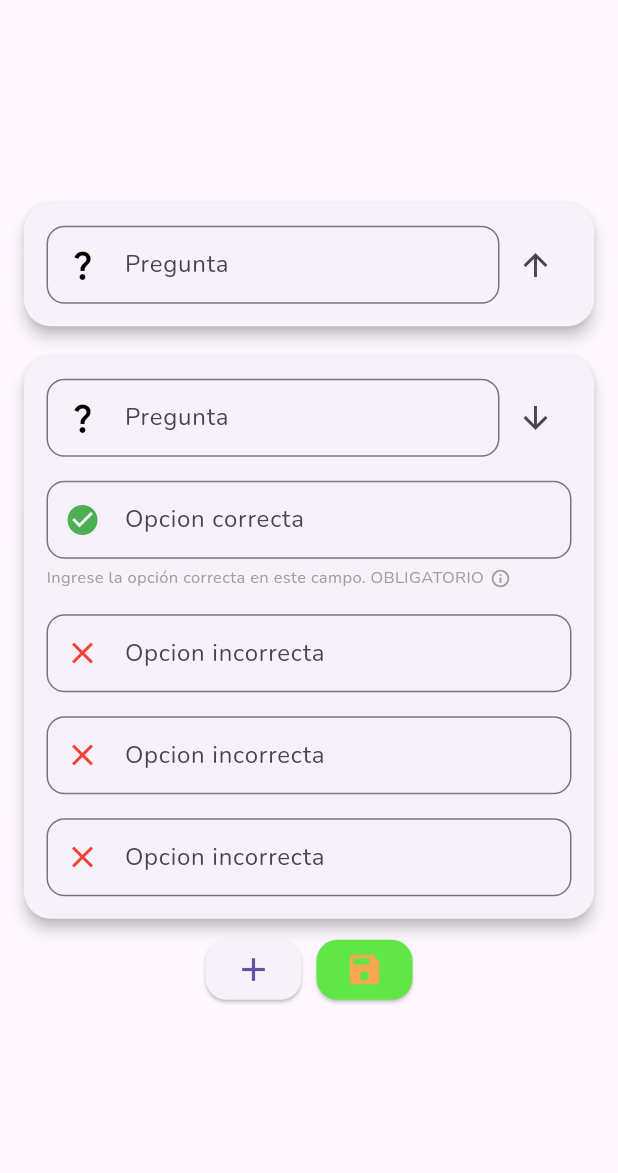
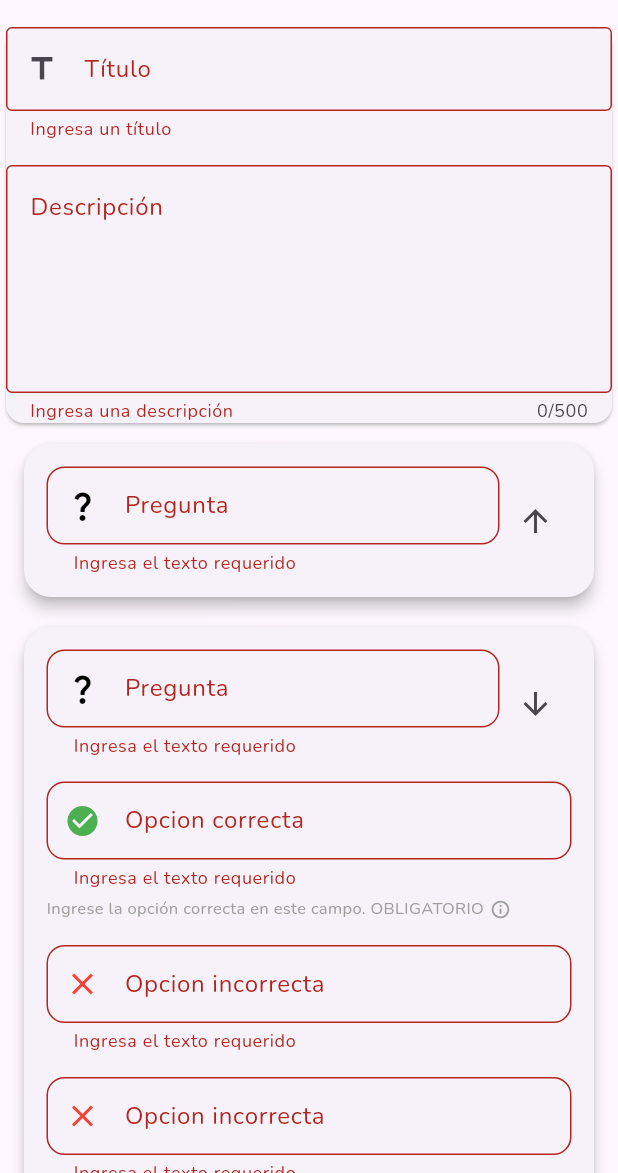
Before and after one commit to JDjuxx/FlutterApps, a Flutter app: the AddQuizScreen screen opened directly, after a tap on the "add" icon, after a tap on the "arrow downward" icon, after a tap on the "save" icon, on a phone screen of 412 x 824 dp, the part 63-1236 px from its top. Run offline on Flutter 3.47's test engine with Material 3 defaults, Android fonts, the light colour scheme and no system bars; our stand-ins replace cloud_firestore, firebase_auth, firebase_core, firebase_storage, flutter_riverpod, google_fonts and 5 more; accounts and stored records are empty.

Commit message:
Funcionalidad Crear Quiz finalizada. Ahora se pueden crear Quizzes con número de preguntas infinito. Validación de campos y modificadores visuales

```diff
--- a/quiz_app_v2/lib/screens/addQuizScreen.dart
+++ b/quiz_app_v2/lib/screens/addQuizScreen.dart
@@ -1,5 +1,7 @@
 import 'package:flutter/material.dart';
 import 'package:quiz_app_v2/models/question_input.dart';
+import 'package:quiz_app_v2/models/quiz.dart';
+import 'package:quiz_app_v2/models/quiz_question.dart';
 import 'package:quiz_app_v2/widgets/question_block.dart';
 
 class AddQuizScreen extends StatefulWidget {
@@ -13,12 +15,16 @@ class AddQuizScreen extends StatefulWidget {
 
 class _AddQuizScreenState extends State<AddQuizScreen> {
   final _formKey = GlobalKey<FormState>();
+  final TextEditingController titleController = TextEditingController();
+  final TextEditingController descriptionController = TextEditingController();
+
   late List<QuestionInput> questionsBlocks;
 
-  void addQuestionBlock() {
-    setState(() {
-      questionsBlocks.add(QuestionInput());
-    });
+  @override
+  void dispose() {
+    titleController.dispose();
+    descriptionController.dispose();
+    super.dispose();
   }
 
   @override
@@ -29,11 +35,41 @@ class _AddQuizScreenState extends State<AddQuizScreen> {
     ];
   }
 
+  void addQuestionBlock() {
+    setState(() {
+      questionsBlocks.add(QuestionInput());
+    });
+  }
+
   void removeQuestionBlock(int index) {
     setState(() {
       questionsBlocks[index].dispose();
       questionsBlocks.removeAt(index);
     });
+  }
+
+  void saveFrom() {
+    final bool isFormValid = _formKey.currentState!.validate();
+
+    if (!isFormValid) {
+      return;
+    }
+
+    List<QuizQuestion> quizQuestions = questionsBlocks.map((input) {
+      return QuizQuestion(
+        input.questionController.text.trim(),
+        [
+          input.correctAnswerController.text.trim(),
+          input.option2Controller.text.trim(),
+          input.option3Controller.text.trim(),
+          input.option4Controller.text.trim(),
+        ],
+      );
+    }).toList();
+
+    Quiz newQuiz = Quiz(titleController.text.trim(), quizQuestions);
+
+    Navigator.pop<Quiz>(context, newQuiz);
   }
 
   @override
@@ -44,16 +80,87 @@ class _AddQuizScreenState extends State<AddQuizScreen> {
       ),
       body: Center(
         child: SingleChildScrollView(
+          child: Form(
+            key: _formKey,
             child: Column(
               children: [
+                Card(
+                  child: Column(
+                    children: [
+                      TextFormField(
+                        controller: titleController,
+                        decoration: const InputDecoration(
+                          labelText: 'Título',
+                          hintText: 'Ejemplo: Preguntas de historia',
+                          prefixIcon: Icon(Icons.title),
+                          border: OutlineInputBorder(),
+                        ),
+                        textInputAction: TextInputAction.next,
+                        validator: (value) {
+                          if (value == null || value.trim().isEmpty) {
+                            return 'Ingresa un título';
+                          }
+
+                          if (value.trim().length < 3) {
+                            return 'El título debe tener al menos 3 caracteres';
+                          }
+
+                          return null;
+                        },
+                      ),
+                      const SizedBox(height: 16),
+                      TextFormField(
+                        controller: descriptionController,
+                        minLines: 5,
+                        maxLines: 8,
+                        maxLength: 500,
+                        keyboardType: TextInputType.multiline,
+                        textInputAction: TextInputAction.newline,
+                        textAlignVertical: TextAlignVertical.top,
+                        decoration: const InputDecoration(
+                          labelText: 'Descripción',
+                          hintText:
+                              'Escribe una descripción del cuestionario...',
+                          alignLabelWithHint: true,
+                          border: OutlineInputBorder(),
+                        ),
+                        validator: (value) {
+                          if (value == null || value.trim().isEmpty) {
+                            return 'Ingresa una descripción';
+                          }
+
+                          if (value.trim().length < 10) {
+                            return 'La descripción debe tener al menos 10 caracteres';
+                          }
+
+                          return null;
+                        },
+                      ),
+                    ],
+                  ),
+                ),
                 //SizedBox(height: 20),
                 ListView.builder(
                   shrinkWrap: true,
                   physics: const NeverScrollableScrollPhysics(),
                   itemCount: questionsBlocks.length,
-                itemBuilder: (context, index) {
-                  return QuestionBlock(question: questionsBlocks[index]);
+                  itemBuilder: (context, index) => Dismissible(
+                    key: ValueKey(questionsBlocks[index]),
+                    background: Container(
+                      color: Colors.redAccent,
+                      margin: EdgeInsets.symmetric(
+                        horizontal: 16,
+                        //vertical: Theme.of(context).cardTheme.margin!.vertical,
+                        vertical: 8,
+                      ),
+                    ),
+                    child: QuestionBlock(
+                      question: questionsBlocks[index],
+                    ),
+                    onDismissed: (direction) {
+                      removeQuestionBlock(index);
                     },
+                  ),
                 ),
                 //SizedBox(height: 20),
                 Row(
@@ -76,7 +183,7 @@ class _AddQuizScreenState extends State<AddQuizScreen> {
                       width: 10,
                     ),
                     ElevatedButton(
-                    onPressed: () {},
+                      onPressed: saveFrom,
                       style: ElevatedButton.styleFrom(
                         padding: EdgeInsets.zero,
                         shape: RoundedRectangleBorder(
@@ -96,6 +203,7 @@ class _AddQuizScreenState extends State<AddQuizScreen> {
             ),
           ),
         ),
+      ),
     );
   }
 }
--- a/quiz_app_v2/lib/screens/quizListScreen.dart
+++ b/quiz_app_v2/lib/screens/quizListScreen.dart
@@ -1,5 +1,6 @@
 import 'package:flutter/material.dart';
 import 'package:flutter_riverpod/flutter_riverpod.dart';
+import 'package:quiz_app_v2/models/quiz.dart';
 import 'package:quiz_app_v2/providers/quiz_provider.dart';
 import 'package:quiz_app_v2/screens/addQuizScreen.dart';
 //import 'package:quiz_app_v2/providers/quiz_storage_provider.dart';
@@ -33,6 +34,18 @@ class _QuizListScreenState extends ConsumerState<QuizListScreen> {
   //     _quizList = quizzes;
   //   });
   // }
+
+  Future<void> openAddQuiz() async {
+    final Quiz? newQuiz =
+        await Navigator.push(context, MaterialPageRoute(builder: (ctx) {
+      return AddQuizScreen();
+    }));
+
+    if (newQuiz != null) {
+      await ref.read(quizProvider.notifier).addQuiz(newQuiz);
+      setState(() {});
+    }
+  }
 
   @override
   Widget build(BuildContext context) {
@@ -68,11 +81,7 @@ class _QuizListScreenState extends ConsumerState<QuizListScreen> {
             //       .addQuiz(Quiz('QUIZ DE PRUEBA', questions));
             //   //_quizList.add(Quiz('QUIZ DE PRUEBA', questions));
             // },
-            onPressed: () {
-              Navigator.push(context, MaterialPageRoute(builder: (ctx) {
-                return AddQuizScreen();
-              }));
-            },
+            onPressed: openAddQuiz,
             icon: Icon(Icons.add_card),
             color: Color(0xFF08872A),
           )
--- a/quiz_app_v2/lib/widgets/question_block.dart
+++ b/quiz_app_v2/lib/widgets/question_block.dart
@@ -114,7 +114,7 @@ class _QuestionBlockState extends State<QuestionBlock> {
     required Color color,
     TextInputType keyboardType = TextInputType.text,
   }) {
-    return TextField(
+    return TextFormField(
       controller: controller,
       keyboardType: keyboardType,
       decoration: InputDecoration(
@@ -132,6 +132,14 @@ class _QuestionBlockState extends State<QuestionBlock> {
           vertical: 14,
         ),
       ),
+      textInputAction: TextInputAction.next,
+      validator: (value) {
+        if (value == null || value.trim().isEmpty) {
+          return 'Ingresa el texto requerido';
+        }
+
+        return null;
+      },
     );
   }
 }
```
Lines whose indentation alone changed are shown as unchanged.
